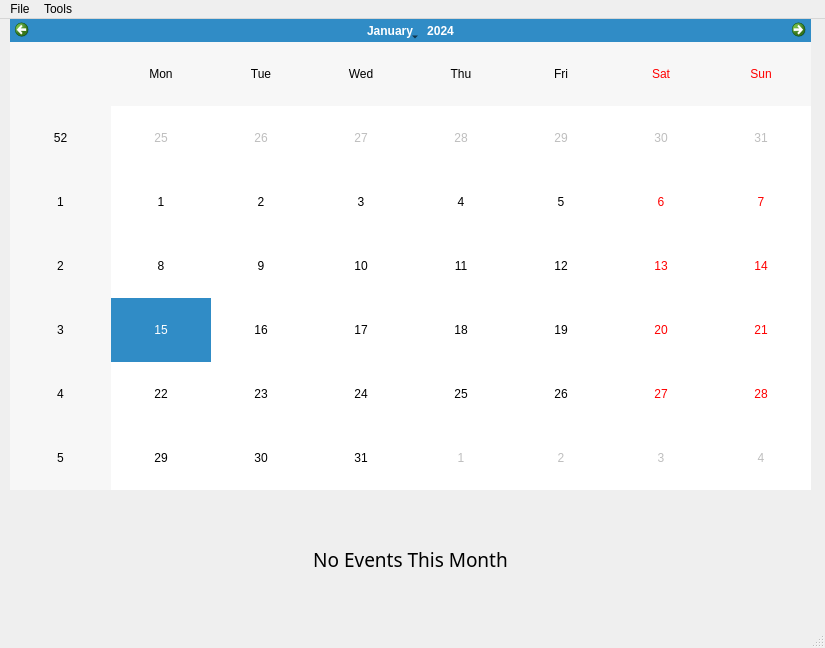
Above: CalendarProject.ui from iniguitoo/Calendar-Project before the change. Below: the same form after it.
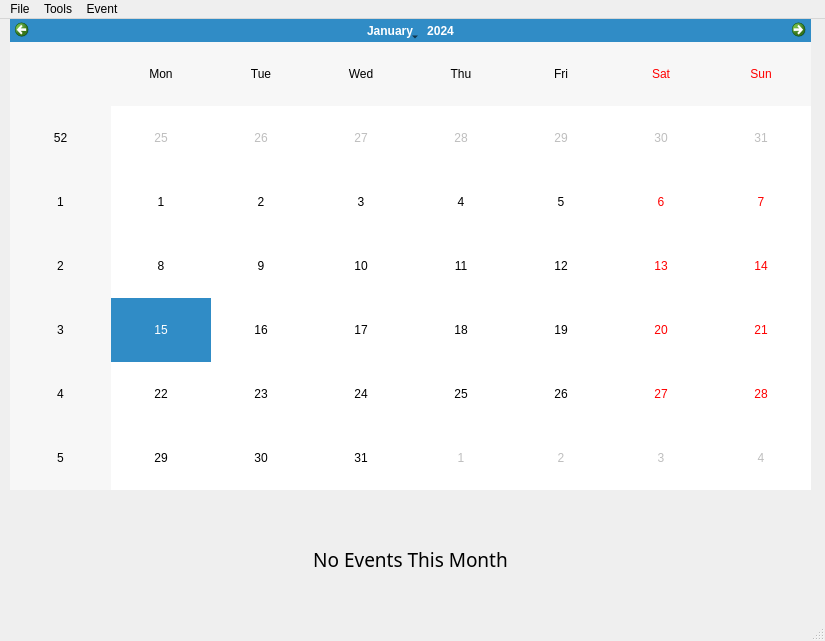
That is the form after the change.

Patch:
```diff
--- a/CalendarProject.ui
+++ b/CalendarProject.ui
@@ -7,7 +7,7 @@
     <x>0</x>
     <y>0</y>
     <width>825</width>
-    <height>648</height>
+    <height>641</height>
    </rect>
   </property>
   <property name="windowTitle">
@@ -93,8 +93,17 @@
     <addaction name="actionPreferences"/>
     <addaction name="actionWidgets"/>
    </widget>
+   <widget class="QMenu" name="menuEvent">
+    <property name="title">
+     <string>Event</string>
+    </property>
+    <addaction name="actionAdd"/>
+    <addaction name="actionDelete"/>
+    <addaction name="separator"/>
+   </widget>
    <addaction name="menufile"/>
    <addaction name="menuTools"/>
+   <addaction name="menuEvent"/>
   </widget>
   <widget class="QStatusBar" name="statusbar"/>
   <action name="actionPenis">
```
Left out of the diff: 34 changed lines with no effect on the pictures.
